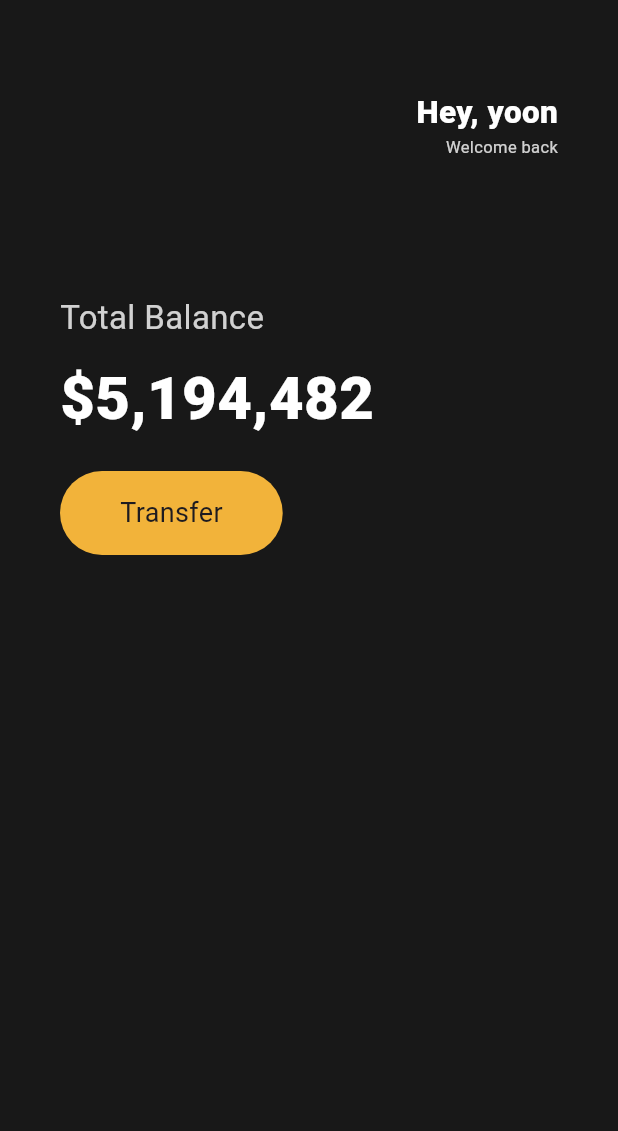
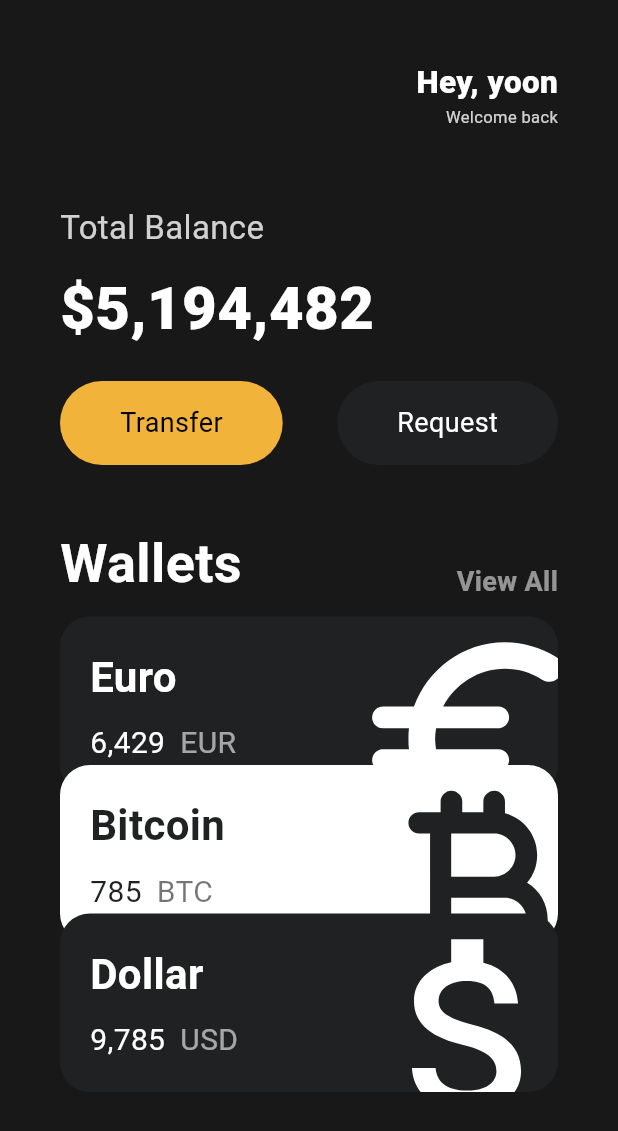
Before and after one commit to Yoon-jongho/Flutter_Basic, a Flutter app: the screen it shows after launch, on a phone screen of 412 x 824 dp. Shown: the top 1131 px of the screen. Run offline on Flutter 3.47's test engine with Material 3 defaults, Android fonts, the phone set to English and light mode, and no system bars.

Commit message:
wallets 마무리

```diff
--- a/toonflix/lib/main.dart
+++ b/toonflix/lib/main.dart
@@ -1,4 +1,6 @@
 import 'package:flutter/material.dart';
+import 'package:toonflix/widgets/Button.dart';
+import 'package:toonflix/widgets/currency_card.dart';
 
 void main() {
   runApp(const App());
@@ -17,7 +19,8 @@ class App extends StatelessWidget {
     return MaterialApp(
       home: Scaffold(
         backgroundColor: const Color(0xFF181818),
-        body: Padding(
+        body: SingleChildScrollView(
+          child: Padding(
             padding: const EdgeInsets.symmetric(
               horizontal: 40,
             ),
@@ -25,7 +28,7 @@ class App extends StatelessWidget {
               crossAxisAlignment: CrossAxisAlignment.start,
               children: [
                 const SizedBox(
-                height: 60,
+                  height: 40,
                 ),
                 const Row(
                   mainAxisAlignment: MainAxisAlignment.end,
@@ -53,7 +56,7 @@ class App extends StatelessWidget {
                   ],
                 ),
                 const SizedBox(
-                height: 90,
+                  height: 50,
                 ),
                 Text('Total Balance',
                     style: TextStyle(
@@ -74,29 +77,75 @@ class App extends StatelessWidget {
                 const SizedBox(
                   height: 20,
                 ),
-              Row(
+                const Row(
+                  mainAxisAlignment: MainAxisAlignment.spaceBetween,
                   children: [
-                  Container(
-                    decoration: BoxDecoration(
-                      color: const Color(0xFFF2B33A),
-                      borderRadius: BorderRadius.circular(40),
+                    Button(
+                      text: 'Transfer',
+                      bgColor: Color(0xFFF2B33A),
+                      textColor: Colors.black,
                     ),
-                    child: const Padding(
-                      padding: EdgeInsets.symmetric(
-                        horizontal: 40,
-                        vertical: 15,
+                    Button(
+                      text: 'Request',
+                      bgColor: Color(0xFF1F2123),
+                      textColor: Colors.white,
                     ),
-                      child: Text(
-                        'Transfer',
+                  ],
+                ),
+                const SizedBox(
+                  height: 40,
+                ),
+                const Row(
+                  crossAxisAlignment: CrossAxisAlignment.end,
+                  mainAxisAlignment: MainAxisAlignment.spaceBetween,
+                  children: [
+                    Text(
+                      'Wallets',
                       style: TextStyle(
-                          fontSize: 18,
+                        color: Colors.white,
+                        fontSize: 36,
+                        fontWeight: FontWeight.w600,
                       ),
                     ),
+                    Text(
+                      'View All',
+                      style: TextStyle(
+                        color: Colors.white54,
+                        fontSize: 18,
+                        fontWeight: FontWeight.w600,
                       ),
-                  )
+                    ),
                   ],
-              )
+                ),
+                const SizedBox(
+                  height: 10,
+                ),
+                const CurrencyCard(
+                  name: 'Euro',
+                  code: 'EUR',
+                  amount: '6,429',
+                  icon: Icons.euro_rounded,
+                  isInverted: false,
+                  offset: 0,
+                ),
+                const CurrencyCard(
+                  name: 'Bitcoin',
+                  code: 'BTC',
+                  amount: '785',
+                  icon: Icons.currency_bitcoin_rounded,
+                  isInverted: true,
+                  offset: -20,
+                ),
+                const CurrencyCard(
+                  name: 'Dollar',
+                  code: 'USD',
+                  amount: '9,785',
+                  icon: Icons.attach_money_outlined,
+                  isInverted: false,
+                  offset: -40,
+                ),
               ],
+            ),
           ),
         ),
       ),
--- /dev/null
+++ b/toonflix/lib/widgets/Button.dart
@@ -0,0 +1,37 @@
+import 'package:flutter/material.dart';
+
+class Button extends StatelessWidget {
+  final String text;
+  final Color bgColor;
+  final Color textColor;
+
+  const Button({
+    super.key,
+    required this.text,
+    required this.bgColor,
+    required this.textColor,
+  });
+
+  @override
+  Widget build(BuildContext context) {
+    return Container(
+      decoration: BoxDecoration(
+        color: bgColor,
+        borderRadius: BorderRadius.circular(40),
+      ),
+      child: Padding(
+        padding: const EdgeInsets.symmetric(
+          horizontal: 40,
+          vertical: 15,
+        ),
+        child: Text(
+          text,
+          style: TextStyle(
+            fontSize: 18,
+            color: textColor,
+          ),
+        ),
+      ),
+    );
+  }
+}
--- /dev/null
+++ b/toonflix/lib/widgets/currency_card.dart
@@ -0,0 +1,90 @@
+import 'package:flutter/material.dart';
+
+class CurrencyCard extends StatelessWidget {
+  final String name, code, amount;
+  final IconData icon;
+  final bool isInverted;
+  final double offset;
+
+  final _blackColor = const Color(0xFF1F2123);
+  const CurrencyCard({
+    super.key,
+    required this.name,
+    required this.code,
+    required this.amount,
+    required this.icon,
+    required this.isInverted,
+    required this.offset,
+  });
+
+  @override
+  Widget build(BuildContext context) {
+    return Transform.translate(
+      offset: Offset(0, offset),
+      child: Container(
+        clipBehavior: Clip
+            .hardEdge, // 어떤 아이템이 overflow가 되었을 때 container로 하여금 어떻게 동작하게 할건지
+        decoration: BoxDecoration(
+          color: isInverted ? Colors.white : _blackColor,
+          borderRadius: BorderRadius.circular(20),
+        ),
+        child: Padding(
+          padding: const EdgeInsets.symmetric(vertical: 20, horizontal: 20),
+          child: Row(
+            mainAxisAlignment: MainAxisAlignment.spaceBetween,
+            children: [
+              Column(
+                crossAxisAlignment: CrossAxisAlignment.start,
+                children: [
+                  Text(
+                    name,
+                    style: TextStyle(
+                      color: isInverted ? _blackColor : Colors.white,
+                      fontSize: 28,
+                      fontWeight: FontWeight.w600,
+                    ),
+                  ),
+                  const SizedBox(
+                    height: 10,
+                  ),
+                  Row(
+                    children: [
+                      Text(
+                        amount,
+                        style: TextStyle(
+                          color: isInverted ? _blackColor : Colors.white,
+                          fontSize: 20,
+                        ),
+                      ),
+                      const SizedBox(
+                        width: 10,
+                      ),
+                      Text(
+                        code,
+                        style: TextStyle(
+                          color: isInverted ? Colors.black54 : Colors.white60,
+                          fontSize: 20,
+                        ),
+                      ),
+                    ],
+                  )
+                ],
+              ),
+              Transform.scale(
+                scale: 2.2,
+                child: Transform.translate(
+                  offset: const Offset(1, 10),
+                  child: Icon(
+                    icon,
+                    color: isInverted ? _blackColor : Colors.white,
+                    size: 78,
+                  ),
+                ),
+              ),
+            ],
+          ),
+        ),
+      ),
+    );
+  }
+}
```
Lines whose indentation alone changed are shown as unchanged.
